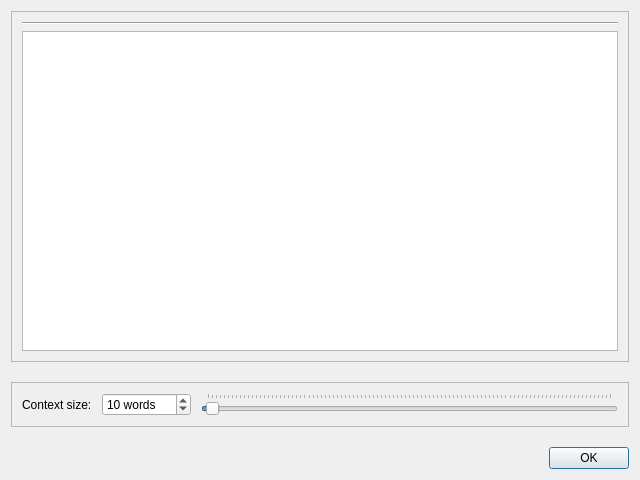
This is coquery/gui/contextview.ui in gkunter/coquery as Qt 5 draws it before an edit. The edited form follows.
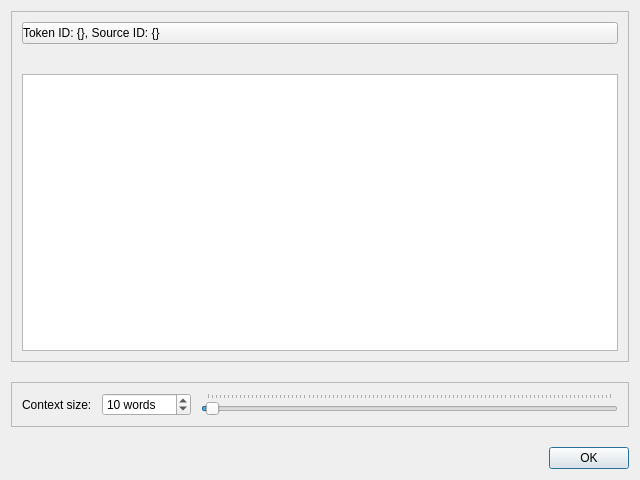
This is the edited form.

Commit message: Add source info to context viewer. Resolves Issue #75

Diff of the .ui file:
```diff
--- a/coquery/gui/contextview.ui
+++ b/coquery/gui/contextview.ui
@@ -30,6 +30,20 @@
        <number>10</number>
       </property>
       <item>
+       <widget class="QPushButton" name="button_ids">
+        <property name="styleSheet">
+         <string notr="true">text-align: left;</string>
+        </property>
+        <property name="text">
+         <string>Token ID: {}, Source ID: {}</string>
+        </property>
+        <property name="flat">
+         <bool>false</bool>
+        </property>
+       </widget>
+      </item>
+      <item>
+       <widget class="QWidget" name="widget_details" native="true">
        <layout class="QFormLayout" name="form_information">
         <property name="fieldGrowthPolicy">
          <enum>QFormLayout::ExpandingFieldsGrow</enum>
@@ -38,12 +52,6 @@
          <number>10</number>
         </property>
        </layout>
-      </item>
-      <item>
-       <widget class="Line" name="line_2">
-        <property name="orientation">
-         <enum>Qt::Horizontal</enum>
-        </property>
        </widget>
       </item>
       <item>
```
Lines whose indentation alone changed are shown as unchanged. The commit also changes 4 other files.
